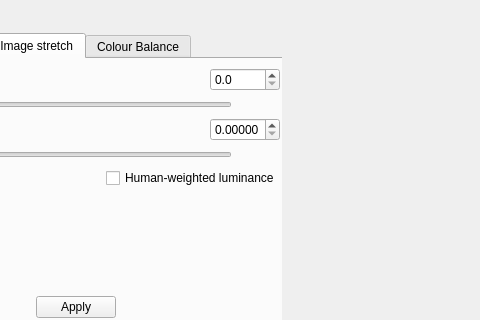
First picture: the form in DeepSkyStacker/ui/ProcessingControls.ui, repository deepskystacker/DSS, before the edit; both pictures show x 159 to 639 and y 0 to 320 of the 993 by 418 pixel window.
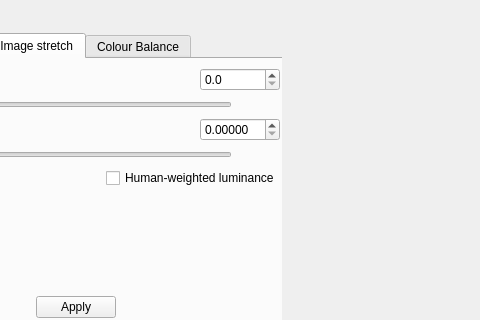
Second picture: the form after the edit. The open tabs and pages were chosen to show the change. Icons and pictures are not drawn. Custom widgets are drawn as their Qt base class.

Commit message: Change size of spin boxes on ASinH stretch to avoid clipping on macOS

Diff of the .ui file:
```diff
--- a/DeepSkyStacker/ui/ProcessingControls.ui
+++ b/DeepSkyStacker/ui/ProcessingControls.ui
@@ -555,13 +555,13 @@
               </property>
               <property name="minimumSize">
                <size>
-                <width>70</width>
+                <width>80</width>
                 <height>0</height>
                </size>
               </property>
               <property name="maximumSize">
                <size>
-                <width>70</width>
+                <width>80</width>
                 <height>16777215</height>
                </size>
               </property>
@@ -623,13 +623,13 @@
              <widget class="QDoubleSpinBox" name="asinhBPSpinBox">
               <property name="minimumSize">
                <size>
-                <width>70</width>
+                <width>80</width>
                 <height>0</height>
                </size>
               </property>
               <property name="maximumSize">
                <size>
-                <width>70</width>
+                <width>80</width>
                 <height>16777215</height>
                </size>
               </property>
```
